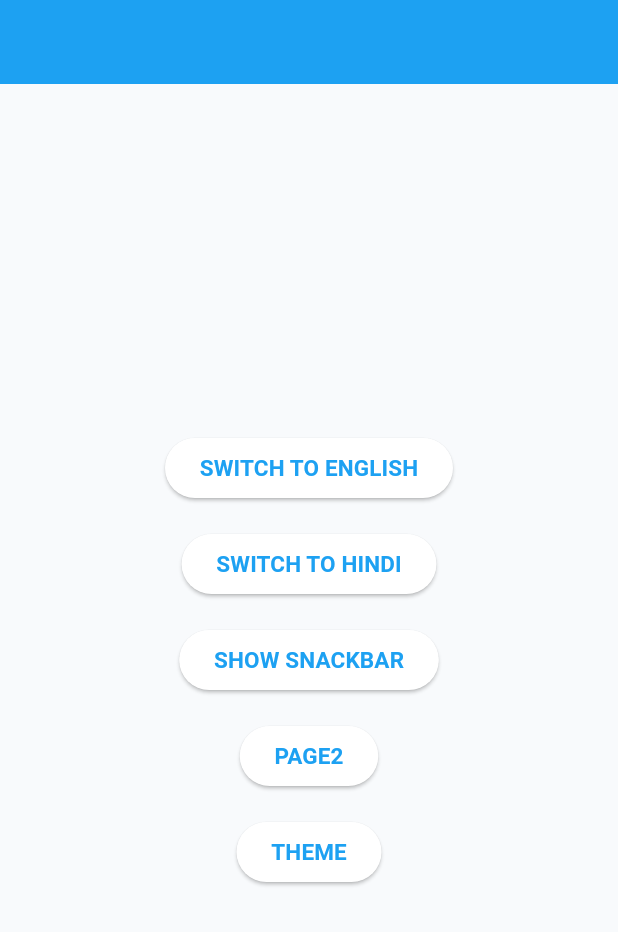
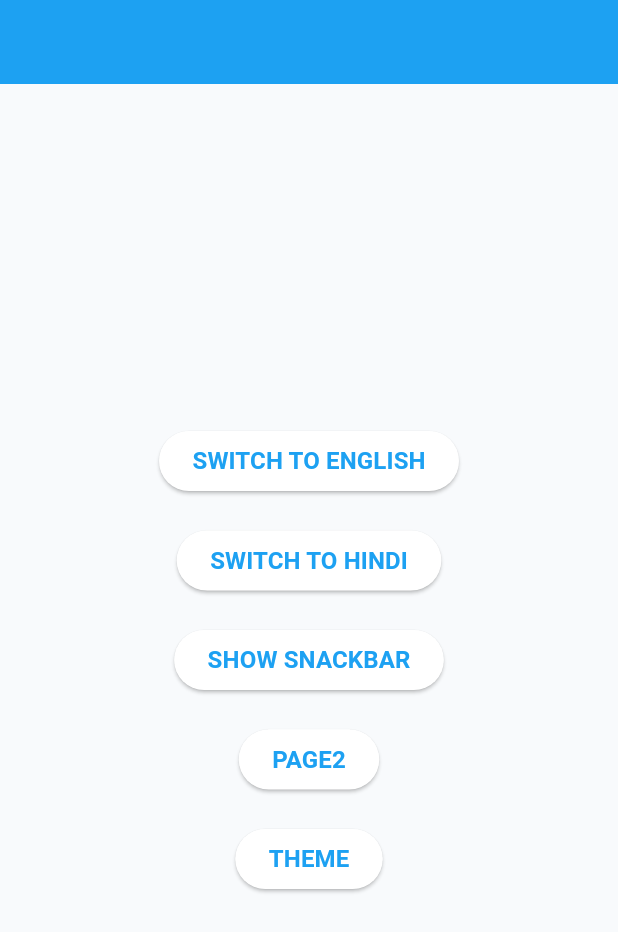
Before and after one commit to harshrs641/boiler-plate, a Flutter app: the screen it shows after launch, on a phone screen of 412 x 824 dp. Shown: the top 932 px of the screen. Run offline on Flutter 3.47's test engine with Material 3 defaults, Android fonts, the phone set to English and light mode, and no system bars; our stand-ins replace built_collection, connectivity_plus, dartz, dio, easy_localization, flutter_dotenv and 6 more; Roboto replaces fonts that are missing (ProductSans).

Commit message:
feat: stable boiler plate

```diff
--- a/lib/app.dart
+++ b/lib/app.dart
@@ -4,6 +4,7 @@ import 'package:boiler_plate/utils/themes.dart';
 import 'package:easy_localization/easy_localization.dart';
 import 'package:flutter/material.dart';
 import 'package:flutter_riverpod/flutter_riverpod.dart';
+import 'package:flutter_screenutil/flutter_screenutil.dart';
 
 class MyApp extends ConsumerWidget {
   const MyApp({Key? key}) : super(key: key);
@@ -13,7 +14,12 @@ class MyApp extends ConsumerWidget {
   Widget build(BuildContext context, WidgetRef ref) {
     final goRouter = ref.watch(routerProvider);
     final themeManager = ref.watch(themeProvider);
-
+    return MediaQuery(
+        data: MediaQuery.of(context).copyWith(textScaler: TextScaler.noScaling),
+        child: ScreenUtilInit(
+            minTextAdapt: true,
+            splitScreenMode: true,
+            builder: (context, child) {
               return MaterialApp.router(
                 localizationsDelegates: context.localizationDelegates,
                 supportedLocales: context.supportedLocales,
@@ -26,5 +32,6 @@ class MyApp extends ConsumerWidget {
                 themeMode: themeManager.currentTheme,
                 debugShowCheckedModeBanner: false,
               );
+            },),);
   }
 }
--- a/lib/environment.dart
+++ b/lib/environment.dart
@@ -1,9 +1,7 @@
 import 'package:boiler_plate/app.dart';
-import 'package:boiler_plate/domain/providers/firebase_messaging_provider.dart';
 import 'package:boiler_plate/services/shared_preference_service.dart';
 import 'package:boiler_plate/utils/utils.dart';
 import 'package:easy_localization/easy_localization.dart';
-import 'package:firebase_core/firebase_core.dart';
 import 'package:flutter/material.dart';
 import 'package:flutter_dotenv/flutter_dotenv.dart';
 import 'package:flutter_riverpod/flutter_riverpod.dart';
--- a/lib/utils/themes.dart
+++ b/lib/utils/themes.dart
@@ -1,11 +1,10 @@
 import 'package:boiler_plate/utils/colors.dart';
 import 'package:flutter/material.dart';
 
+import 'app_sizes.dart';
+
 class AppThemes {
   AppThemes._();
-
-  static String font1 = "ProductSans";
-  static String font2 = "Roboto";
 
   //main color
   static const Color _lightPrimaryColor = kDodgerBlue;
@@ -67,21 +66,24 @@ class AppThemes {
   static const Color _darkBorderErrorColor = kBrinkPink;
 
   //text theme for light theme
-  static const TextTheme _lightTextTheme = TextTheme(
-    headline1: TextStyle(fontSize: 20.0, color: _lightTextColor),
-    bodyText1: TextStyle(fontSize: 16.0, color: _lightTextColor),
-    bodyText2: TextStyle(fontSize: 14.0, color: kGrey),
-    button: TextStyle(
-        fontSize: 15.0, color: _lightTextColor, fontWeight: FontWeight.w600,),
-    headline6: TextStyle(fontSize: 16.0, color: _lightTextColor),
-    subtitle1: TextStyle(fontSize: 16.0, color: _lightTextColor),
-    caption: TextStyle(fontSize: 12.0, color: _lightBackgroundAppBarColor),
+  static final TextTheme _lightTextTheme = TextTheme(
+    displayLarge: TextStyle(fontSize: AppSizes.p20, color: _lightTextColor),
+    bodyLarge: TextStyle(fontSize: AppSizes.p16, color: _lightTextColor),
+    bodyMedium: TextStyle(fontSize: AppSizes.p14, color: kGrey),
+    labelLarge: TextStyle(
+      fontSize: AppSizes.p14,
+      color: _lightTextColor,
+      fontWeight: FontWeight.w600,
+    ),
+    titleLarge: TextStyle(fontSize: AppSizes.p16, color: _lightTextColor),
+    titleMedium: TextStyle(fontSize: AppSizes.p16, color: _lightTextColor),
+    bodySmall:
+        TextStyle(fontSize: AppSizes.p12, color: _lightBackgroundAppBarColor),
   );
 
   //the light theme
   static final ThemeData lightTheme = ThemeData(
     brightness: Brightness.light,
-    fontFamily: font1,
     scaffoldBackgroundColor: _lightBackgroundColor,
     floatingActionButtonTheme: const FloatingActionButtonThemeData(
       backgroundColor: _lightPrimaryColor,
@@ -89,8 +91,8 @@ class AppThemes {
     appBarTheme: AppBarTheme(
       color: _lightBackgroundAppBarColor,
       iconTheme: const IconThemeData(color: _lightTextColor),
-      toolbarTextStyle: _lightTextTheme.bodyText2,
-      titleTextStyle: _lightTextTheme.headline6,
+      toolbarTextStyle: _lightTextTheme.bodyMedium,
+      titleTextStyle: _lightTextTheme.titleLarge,
     ),
     colorScheme: const ColorScheme.light(
       primary: _lightPrimaryColor,
@@ -98,7 +100,8 @@ class AppThemes {
     ),
     snackBarTheme: const SnackBarThemeData(
       backgroundColor: _lightBackgroundAlertColor,
-        actionTextColor: _lightBackgroundActionTextColor,),
+      actionTextColor: _lightBackgroundActionTextColor,
+    ),
     iconTheme: const IconThemeData(
       color: _lightIconColor,
     ),
@@ -110,51 +113,54 @@ class AppThemes {
         borderRadius: BorderRadius.circular(8),
       ),
       buttonColor: _lightPrimaryColor,
-        textTheme: ButtonTextTheme.primary,),
+      textTheme: ButtonTextTheme.primary,
+    ),
     unselectedWidgetColor: _lightPrimaryColor,
-    inputDecorationTheme: const InputDecorationTheme(
+    inputDecorationTheme: InputDecorationTheme(
       //prefixStyle: TextStyle(color: _lightIconColor),
       border: OutlineInputBorder(
-          borderRadius: BorderRadius.all(
-            Radius.circular(8.0),
-          ),),
+        borderRadius: BorderRadius.all(Radius.circular(AppSizes.p8)),
+      ),
       enabledBorder: OutlineInputBorder(
         borderSide: BorderSide(color: _lightBorderColor),
-        borderRadius: BorderRadius.all(Radius.circular(8.0)),
+        borderRadius: BorderRadius.all(Radius.circular(AppSizes.p8)),
       ),
       focusedBorder: OutlineInputBorder(
         borderSide: BorderSide(color: _lightBorderActiveColor),
-        borderRadius: BorderRadius.all(Radius.circular(8.0)),
+        borderRadius: BorderRadius.all(Radius.circular(AppSizes.p8)),
       ),
       errorBorder: OutlineInputBorder(
         borderSide: BorderSide(color: _lightBorderErrorColor),
-        borderRadius: BorderRadius.all(Radius.circular(8.0)),
+        borderRadius: BorderRadius.all(Radius.circular(AppSizes.p8)),
       ),
       focusedErrorBorder: OutlineInputBorder(
         borderSide: BorderSide(color: _lightBorderErrorColor),
-        borderRadius: BorderRadius.all(Radius.circular(8.0)),
+        borderRadius: BorderRadius.all(Radius.circular(AppSizes.p8)),
       ),
       fillColor: _lightBackgroundSecondaryColor,
       //focusColor: _lightBorderActiveColor,
     ),
   );
 
-  static const TextTheme _darkTextTheme = TextTheme(
-    headline1: TextStyle(fontSize: 20.0, color: _darkTextColor),
-    bodyText1: TextStyle(fontSize: 16.0, color: _darkTextColor),
-    bodyText2: TextStyle(fontSize: 14.0, color: kGrey),
-    button: TextStyle(
-        fontSize: 15.0, color: _darkTextColor, fontWeight: FontWeight.w600,),
-    headline6: TextStyle(fontSize: 16.0, color: _darkTextColor),
-    subtitle1: TextStyle(fontSize: 16.0, color: _darkTextColor),
-    caption: TextStyle(fontSize: 12.0, color: _darkBackgroundAppBarColor),
+  static final TextTheme _darkTextTheme = TextTheme(
+    displayLarge: TextStyle(fontSize: AppSizes.p20, color: _darkTextColor),
+    bodyLarge: TextStyle(fontSize: AppSizes.p16, color: _darkTextColor),
+    bodyMedium: TextStyle(fontSize: AppSizes.p14, color: kGrey),
+    labelLarge: TextStyle(
+      fontSize: AppSizes.p14,
+      color: _darkTextColor,
+      fontWeight: FontWeight.w600,
+    ),
+    titleLarge: TextStyle(fontSize: AppSizes.p16, color: _darkTextColor),
+    titleMedium: TextStyle(fontSize: AppSizes.p16, color: _darkTextColor),
+    bodySmall:
+        TextStyle(fontSize: AppSizes.p12, color: _darkBackgroundAppBarColor),
   );
 
   //the dark theme
   static final ThemeData darkTheme = ThemeData(
     brightness: Brightness.dark, //prefix icon color form input on focus
 
-    fontFamily: font1,
     scaffoldBackgroundColor: _darkBackgroundColor,
     floatingActionButtonTheme: const FloatingActionButtonThemeData(
       backgroundColor: _darkPrimaryColor,
@@ -162,13 +168,14 @@ class AppThemes {
     appBarTheme: AppBarTheme(
       color: _darkBackgroundAppBarColor,
       iconTheme: const IconThemeData(color: _darkTextColor),
-      toolbarTextStyle: _darkTextTheme.bodyText2,
-      titleTextStyle: _darkTextTheme.headline6,
+      toolbarTextStyle: _darkTextTheme.bodyMedium,
+      titleTextStyle: _darkTextTheme.titleLarge,
     ),
     snackBarTheme: const SnackBarThemeData(
       contentTextStyle: TextStyle(color: kWhite),
       backgroundColor: _darkBackgroundAlertColor,
-        actionTextColor: _darkBackgroundActionTextColor,),
+      actionTextColor: _darkBackgroundActionTextColor,
+    ),
     iconTheme: const IconThemeData(
       color: _darkIconColor, //_darkIconColor,
     ),
@@ -176,33 +183,35 @@ class AppThemes {
     textTheme: _darkTextTheme,
     buttonTheme: ButtonThemeData(
       shape: RoundedRectangleBorder(
-          borderRadius: BorderRadius.circular(8),
+        borderRadius: BorderRadius.circular(AppSizes.p8),
       ),
       buttonColor: _darkPrimaryColor,
-        textTheme: ButtonTextTheme.primary,),
+      textTheme: ButtonTextTheme.primary,
+    ),
     unselectedWidgetColor: _darkPrimaryColor,
-    inputDecorationTheme: const InputDecorationTheme(
+    inputDecorationTheme: InputDecorationTheme(
       prefixStyle: TextStyle(color: _darkIconColor),
       //labelStyle: TextStyle(color: nevada),
       border: OutlineInputBorder(
         borderRadius: BorderRadius.all(
-            Radius.circular(8.0),
-          ),),
+          Radius.circular(AppSizes.p8),
+        ),
+      ),
       enabledBorder: OutlineInputBorder(
         borderSide: BorderSide(color: _darkBorderColor),
-        borderRadius: BorderRadius.all(Radius.circular(8.0)),
+        borderRadius: BorderRadius.all(Radius.circular(AppSizes.p8)),
       ),
       focusedBorder: OutlineInputBorder(
         borderSide: BorderSide(color: _darkBorderActiveColor),
-        borderRadius: BorderRadius.all(Radius.circular(8.0)),
+        borderRadius: BorderRadius.all(Radius.circular(AppSizes.p8)),
       ),
       errorBorder: OutlineInputBorder(
         borderSide: BorderSide(color: _darkBorderErrorColor),
-        borderRadius: BorderRadius.all(Radius.circular(8.0)),
+        borderRadius: BorderRadius.all(Radius.circular(AppSizes.p8)),
       ),
       focusedErrorBorder: OutlineInputBorder(
         borderSide: BorderSide(color: _darkBorderErrorColor),
-        borderRadius: BorderRadius.all(Radius.circular(8.0)),
+        borderRadius: BorderRadius.all(Radius.circular(AppSizes.p8)),
       ),
       fillColor: _darkInputFillColor,
       //focusColor: _darkBorderActiveColor,
--- a/lib/view/screens/home/home_view.dart
+++ b/lib/view/screens/home/home_view.dart
@@ -31,7 +31,7 @@ class _HomeViewState extends ConsumerState<HomeView> with BaseScreenView {
       body: Column(
         mainAxisAlignment: MainAxisAlignment.center,
         children: [
-          Row(),
+          const Row(),
           ElevatedButton(
               onPressed: () {
                 context.setLocale(const Locale('en'));
```
Also changed, not shown: lib/core/api_client.dart (+4 -4 lines), lib/domain/providers/firebase_messaging_provider.dart (+158 -158 lines), lib/utils/app_sizes.dart (+44 -43 lines), lib/view/screens/news/news_list_view.dart (+14 -9 lines), pubspec.yaml (+10 -10 lines), pubspec.lock, 127 other files. Lines whose indentation alone changed are shown as unchanged.
